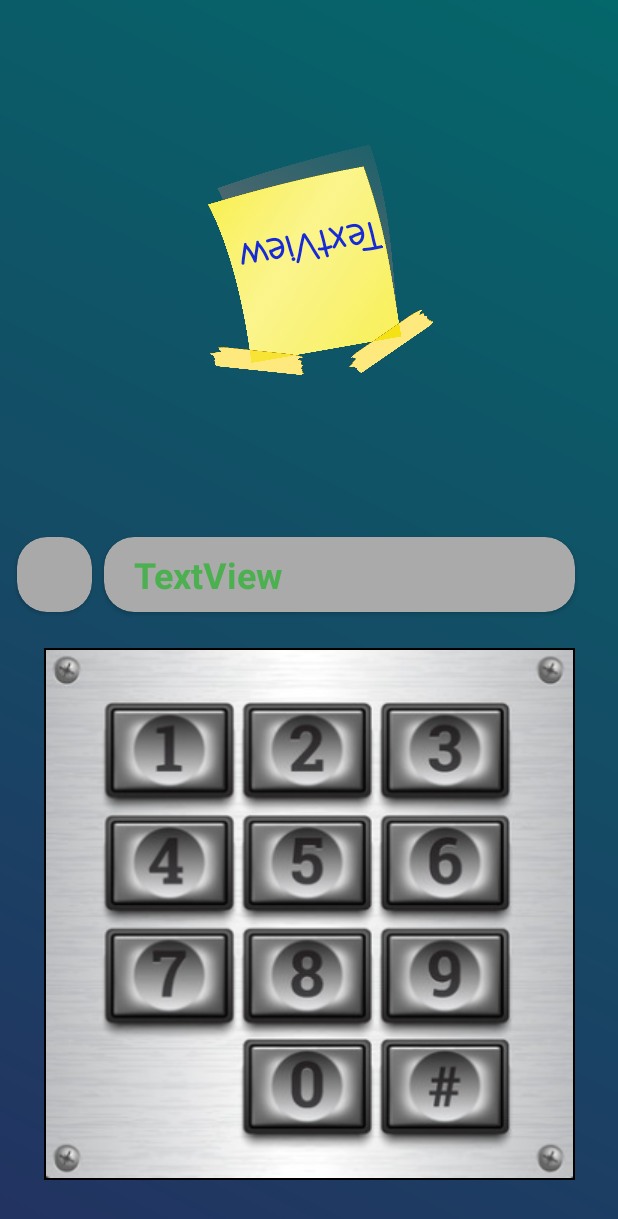
After one commit to Jaybit0/SpeedQuestAndroid, an Android app: the layout game_opensafe.xml on its own in the app's theme, with its tools: preview values and no code run, on a phone screen of 412 x 824 dp. The commit adds this screen. Shown: the top 1219 px of the screen. Run offline under Robolectric (Android 15) with nearby library versions, the phone set to English and light mode, and no system bars.

Commit message:
Added OpenSafe + Styling for old games

```diff
--- a/app/src/main/java/de/dhbw/apps/speedquest/IngameActivity.java
+++ b/app/src/main/java/de/dhbw/apps/speedquest/IngameActivity.java
@@ -22,6 +22,7 @@ import de.dhbw.apps.speedquest.client.packets.internal.PacketTaskFinished;
 import de.dhbw.apps.speedquest.game.GameHandler;
 import de.dhbw.apps.speedquest.game.handlers.CollectItemsHandler;
 import de.dhbw.apps.speedquest.game.handlers.ColorTapGameHandler;
+import de.dhbw.apps.speedquest.game.handlers.OpenSafeHandler;
 import de.dhbw.apps.speedquest.game.handlers.ScoreScreenHandler;
 import de.dhbw.apps.speedquest.game.handlers.TapColorNotWordHandler;
 import de.dhbw.apps.speedquest.game.handlers.UnavailbleGameHandler;
@@ -129,6 +130,7 @@ public class IngameActivity extends AppCompatActivity {
     }
 
     private void addAvailableHandlers() {
+        availableHandlers.put("opensafe", new OpenSafeHandler(this));
         availableHandlers.put("collectitems", new CollectItemsHandler(this));
         availableHandlers.put("colortap", new ColorTapGameHandler(this));
         availableHandlers.put("tapcolornottext", new TapColorNotWordHandler(this));
--- a/app/src/main/res/layout/game_collectitems.xml
+++ b/app/src/main/res/layout/game_collectitems.xml
@@ -3,6 +3,7 @@
     xmlns:tools="http://schemas.android.com/tools"
     android:layout_width="match_parent"
     android:layout_height="match_parent"
+    android:background="@drawable/background_gradient"
     xmlns:app="http://schemas.android.com/apk/res-auto">
 
     <TextView
@@ -22,7 +23,7 @@
         android:layout_height="wrap_content"
         android:layout_marginLeft="10dp"
         android:layout_marginTop="5dp"
-        android:text="Collected"
+        android:text="Collected:"
         android:textSize="20sp"
         app:layout_constraintStart_toStartOf="parent"
         app:layout_constraintTop_toBottomOf="@id/textCollect" />
@@ -46,6 +47,7 @@
         android:layout_width="50dp"
         android:layout_height="50dp"
         android:clickable="true"
+        android:visibility="invisible"
         app:layout_constraintBottom_toBottomOf="parent"
         app:layout_constraintEnd_toEndOf="parent"
         app:layout_constraintStart_toStartOf="parent"
@@ -57,6 +59,7 @@
         android:layout_width="50dp"
         android:layout_height="50dp"
         android:clickable="true"
+        android:visibility="invisible"
         app:layout_constraintBottom_toBottomOf="parent"
         app:layout_constraintEnd_toEndOf="parent"
         app:layout_constraintHorizontal_bias="0.498"
--- /dev/null
+++ b/app/src/main/res/layout/game_opensafe.xml
@@ -0,0 +1,226 @@
+<?xml version="1.0" encoding="utf-8"?>
+<androidx.constraintlayout.widget.ConstraintLayout
+    xmlns:android="http://schemas.android.com/apk/res/android"
+    xmlns:app="http://schemas.android.com/apk/res-auto"
+    xmlns:tools="http://schemas.android.com/tools"
+    android:background="@drawable/background_gradient"
+    android:layout_width="match_parent"
+    android:layout_height="match_parent">
+
+    <androidx.cardview.widget.CardView
+        android:id="@+id/led_view"
+        android:layout_width="50dp"
+        android:layout_height="50dp"
+        android:layout_marginEnd="8dp"
+        app:cardBackgroundColor="#A9A9A9"
+        app:cardCornerRadius="20dp"
+        app:layout_constraintBottom_toBottomOf="@+id/cardview"
+        app:layout_constraintEnd_toStartOf="@+id/cardview">
+
+    </androidx.cardview.widget.CardView>
+
+    <ImageView
+        android:id="@+id/imageView2"
+        android:layout_width="wrap_content"
+        android:layout_height="wrap_content"
+        app:layout_constraintBottom_toBottomOf="parent"
+        app:layout_constraintEnd_toEndOf="parent"
+        app:layout_constraintStart_toStartOf="parent"
+        app:layout_constraintTop_toTopOf="parent"
+        app:layout_constraintVertical_bias="0.92"
+        android:background="#000000"
+        android:padding="1dp"
+        app:srcCompat="@drawable/numpad" />
+
+    <Button
+        android:id="@+id/button_1"
+        android:layout_width="83dp"
+        android:layout_height="61dp"
+        android:text="Button"
+        android:alpha="0"
+        app:layout_constraintBottom_toBottomOf="@+id/imageView2"
+        app:layout_constraintEnd_toEndOf="@+id/imageView2"
+        app:layout_constraintHorizontal_bias="0.149"
+        app:layout_constraintStart_toStartOf="@+id/imageView2"
+        app:layout_constraintTop_toTopOf="@+id/imageView2"
+        app:layout_constraintVertical_bias="0.123" />
+
+    <Button
+        android:id="@+id/button_3"
+        android:layout_width="83dp"
+        android:layout_height="61dp"
+        android:text="Button"
+        android:alpha="0"
+        app:layout_constraintBottom_toBottomOf="@+id/imageView2"
+        app:layout_constraintEnd_toEndOf="@+id/imageView2"
+        app:layout_constraintHorizontal_bias="0.843"
+        app:layout_constraintStart_toStartOf="@+id/imageView2"
+        app:layout_constraintTop_toTopOf="@+id/imageView2"
+        app:layout_constraintVertical_bias="0.123" />
+
+    <Button
+        android:id="@+id/button_4"
+        android:layout_width="83dp"
+        android:layout_height="61dp"
+        android:text="Button"
+        android:alpha="0"
+        app:layout_constraintBottom_toBottomOf="@+id/imageView2"
+        app:layout_constraintEnd_toEndOf="@+id/imageView2"
+        app:layout_constraintHorizontal_bias="0.149"
+        app:layout_constraintStart_toStartOf="@+id/imageView2"
+        app:layout_constraintTop_toTopOf="@+id/imageView2"
+        app:layout_constraintVertical_bias="0.374" />
+
+    <Button
+        android:id="@+id/button_5"
+        android:layout_width="83dp"
+        android:layout_height="61dp"
+        android:text="Button"
+        android:alpha="0"
+        app:layout_constraintBottom_toBottomOf="@+id/imageView2"
+        app:layout_constraintEnd_toEndOf="@+id/imageView2"
+        app:layout_constraintStart_toStartOf="@+id/imageView2"
+        app:layout_constraintTop_toTopOf="@+id/imageView2"
+        app:layout_constraintVertical_bias="0.374" />
+
+    <Button
+        android:id="@+id/button_6"
+        android:layout_width="83dp"
+        android:layout_height="61dp"
+        android:text="Button"
+        android:alpha="0"
+        app:layout_constraintBottom_toBottomOf="@+id/imageView2"
+        app:layout_constraintEnd_toEndOf="@+id/imageView2"
+        app:layout_constraintHorizontal_bias="0.843"
+        app:layout_constraintStart_toStartOf="@+id/imageView2"
+        app:layout_constraintTop_toTopOf="@+id/imageView2"
+        app:layout_constraintVertical_bias="0.374" />
+
+    <Button
+        android:id="@+id/button_7"
+        android:layout_width="83dp"
+        android:layout_height="61dp"
+        android:text="Button"
+        android:alpha="0"
+        app:layout_constraintBottom_toBottomOf="@+id/imageView2"
+        app:layout_constraintEnd_toEndOf="@+id/imageView2"
+        app:layout_constraintHorizontal_bias="0.149"
+        app:layout_constraintStart_toStartOf="@+id/imageView2"
+        app:layout_constraintTop_toTopOf="@+id/imageView2"
+        app:layout_constraintVertical_bias="0.646" />
+
+    <Button
+        android:id="@+id/button_8"
+        android:layout_width="83dp"
+        android:layout_height="61dp"
+        android:text="Button"
+        android:alpha="0"
+        app:layout_constraintBottom_toBottomOf="@+id/imageView2"
+        app:layout_constraintEnd_toEndOf="@+id/imageView2"
+        app:layout_constraintStart_toStartOf="@+id/imageView2"
+        app:layout_constraintTop_toTopOf="@+id/imageView2"
+        app:layout_constraintVertical_bias="0.646" />
+
+    <Button
+        android:id="@+id/button_9"
+        android:layout_width="83dp"
+        android:layout_height="61dp"
+        android:text="Button"
+        android:alpha="0"
+        app:layout_constraintBottom_toBottomOf="@+id/imageView2"
+        app:layout_constraintEnd_toEndOf="@+id/imageView2"
+        app:layout_constraintHorizontal_bias="0.843"
+        app:layout_constraintStart_toStartOf="@+id/imageView2"
+        app:layout_constraintTop_toTopOf="@+id/imageView2"
+        app:layout_constraintVertical_bias="0.646" />
+
+    <Button
+        android:id="@+id/button_0"
+        android:layout_width="83dp"
+        android:layout_height="61dp"
+        android:text="Button"
+        android:alpha="0"
+        app:layout_constraintBottom_toBottomOf="@+id/imageView2"
+        app:layout_constraintEnd_toEndOf="@+id/imageView2"
+        app:layout_constraintHorizontal_bias="0.503"
+        app:layout_constraintStart_toStartOf="@+id/imageView2"
+        app:layout_constraintTop_toTopOf="@+id/imageView2"
+        app:layout_constraintVertical_bias="0.9" />
+
+    <Button
+        android:id="@+id/button_raute"
+        android:layout_width="83dp"
+        android:layout_height="61dp"
+        android:text="Button"
+        android:alpha="0"
+        app:layout_constraintBottom_toBottomOf="@+id/imageView2"
+        app:layout_constraintEnd_toEndOf="@+id/imageView2"
+        app:layout_constraintHorizontal_bias="0.843"
+        app:layout_constraintStart_toStartOf="@+id/imageView2"
+        app:layout_constraintTop_toTopOf="@+id/imageView2"
+        app:layout_constraintVertical_bias="0.9" />
+
+    <Button
+        android:id="@+id/button_2"
+        android:layout_width="83dp"
+        android:layout_height="61dp"
+        android:text="Button"
+        android:alpha="0"
+        app:layout_constraintBottom_toBottomOf="@+id/imageView2"
+        app:layout_constraintEnd_toEndOf="@+id/imageView2"
+        app:layout_constraintStart_toStartOf="@+id/imageView2"
+        app:layout_constraintTop_toTopOf="@+id/imageView2"
+        app:layout_constraintVertical_bias="0.123" />
+
+    <ImageView
+        android:id="@+id/imageView3"
+        android:layout_width="150dp"
+        android:layout_height="150dp"
+        android:rotation="170"
+        app:layout_constraintBottom_toTopOf="@+id/cardview"
+        app:layout_constraintEnd_toEndOf="parent"
+        app:layout_constraintStart_toStartOf="parent"
+        app:layout_constraintTop_toTopOf="parent"
+        app:srcCompat="@drawable/notiz" />
+
+    <TextView
+        android:id="@+id/secret_code"
+        android:layout_width="wrap_content"
+        android:layout_height="wrap_content"
+        android:fontFamily="casual"
+        android:rotation="170"
+        android:text="TextView"
+        android:textColor="#172AD8"
+        android:textSize="24sp"
+        android:textStyle="bold"
+        app:layout_constraintBottom_toBottomOf="@+id/imageView3"
+        app:layout_constraintEnd_toEndOf="@+id/imageView3"
+        app:layout_constraintHorizontal_bias="0.49"
+        app:layout_constraintStart_toStartOf="@+id/imageView3"
+        app:layout_constraintTop_toTopOf="@+id/imageView3"
+        app:layout_constraintVertical_bias="0.355" />
+
+    <androidx.cardview.widget.CardView
+        android:id="@+id/cardview"
+        android:layout_width="0dp"
+        android:layout_height="50dp"
+        android:layout_marginBottom="24dp"
+        app:cardBackgroundColor="@android:color/darker_gray"
+        app:cardCornerRadius="20dp"
+        app:layout_constraintBottom_toTopOf="@+id/imageView2"
+        app:layout_constraintEnd_toEndOf="@+id/imageView2"
+        app:layout_constraintStart_toStartOf="@+id/button_1" >
+
+        <TextView
+            android:id="@+id/codeView"
+            android:layout_width="match_parent"
+            android:layout_height="match_parent"
+            android:layout_marginLeft="20dp"
+            android:gravity="center_vertical"
+            android:text="TextView"
+            android:textColor="#4CAF50"
+            android:textSize="24sp"
+            android:textStyle="bold" />
+    </androidx.cardview.widget.CardView>
+
+</androidx.constraintlayout.widget.ConstraintLayout>
--- a/app/src/main/res/layout/game_tapcolornotword.xml
+++ b/app/src/main/res/layout/game_tapcolornotword.xml
@@ -3,6 +3,7 @@
     xmlns:tools="http://schemas.android.com/tools"
     android:layout_width="match_parent"
     android:layout_height="match_parent"
+    android:background="@drawable/background_gradient"
     xmlns:app="http://schemas.android.com/apk/res-auto">
 
     <TextView
@@ -61,7 +62,6 @@
         android:layout_width="wrap_content"
         android:layout_height="wrap_content"
         android:padding="50dp"
-        android:text="TextView"
         android:textAppearance="@style/TextAppearance.AppCompat.Body2"
         android:textSize="24sp"
         app:layout_constraintBottom_toBottomOf="parent"
```
Also changed, not shown: app/src/main/java/de/dhbw/apps/speedquest/game/handlers/OpenSafeHandler.java (added, +165 -0 lines), app/src/main/res/drawable/notiz.png (added), app/src/main/res/drawable/numpad.PNG (added).
